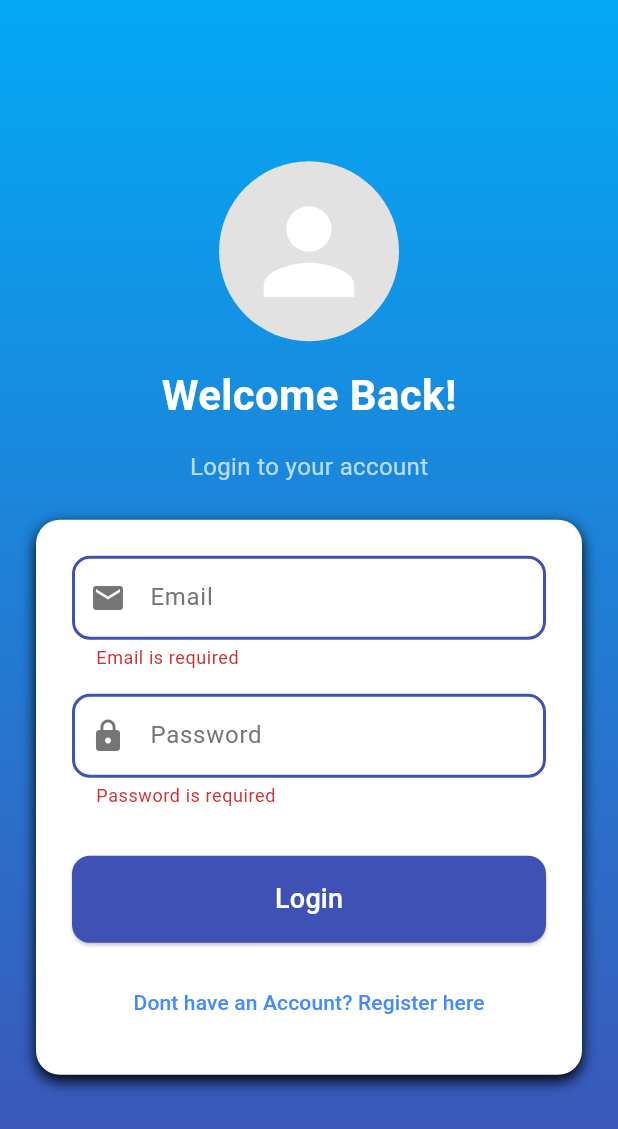
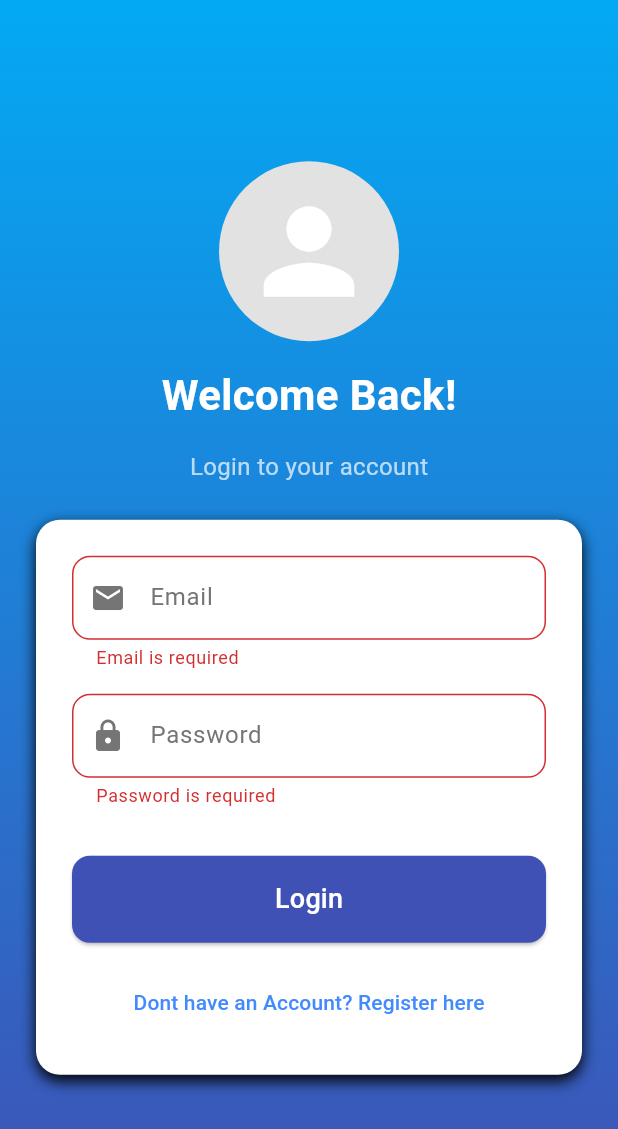
Before and after one commit to Navajok/GarianChung_Grub, a Flutter app: the screen it shows after launch, after a tap on "Login", on a phone screen of 412 x 824 dp. Shown: the top 1129 px of the screen. Run offline on Flutter 3.47's test engine with Material 3 defaults, Android fonts, the phone set to English and light mode, and no system bars; accounts and stored records are empty.

Commit message:
edited ui

```diff
--- a/lib/main.dart
+++ b/lib/main.dart
@@ -31,13 +31,9 @@ class GrubApp extends StatelessWidget {
             borderRadius: BorderRadius.circular(12),
             borderSide: BorderSide(color: Colors.indigo, width: 2),
           ),
-          errorBorder: OutlineInputBorder(
-            borderRadius: BorderRadius.circular(12),
-            borderSide: const BorderSide(color: Colors.indigo, width: 2),
-          ),
-          focusedErrorBorder: OutlineInputBorder(
-            borderRadius: BorderRadius.circular(12),
-            borderSide: const BorderSide(color: Colors.indigo, width: 2),
+          floatingLabelStyle: TextStyle(
+            color: Colors.indigo,
+            fontWeight: FontWeight.w500,
           ),
         ),
         elevatedButtonTheme: ElevatedButtonThemeData(
```
Also changed, not shown: lib/login_page.dart (+8 -4 lines).
